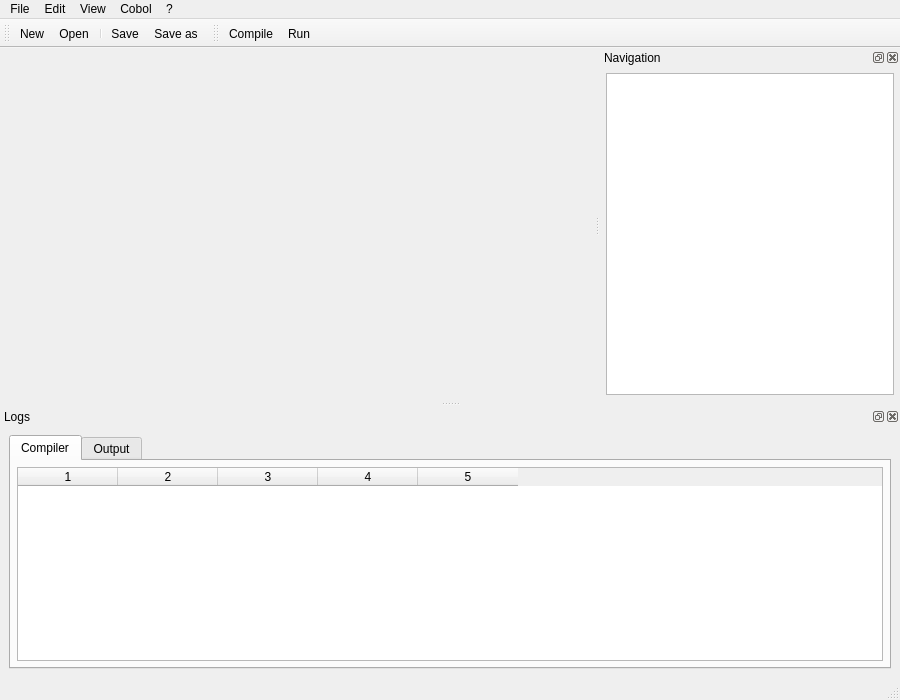
OpenCobolIDE/OpenCobolIDE, file oci/ui/ide.ui: the form before one commit.
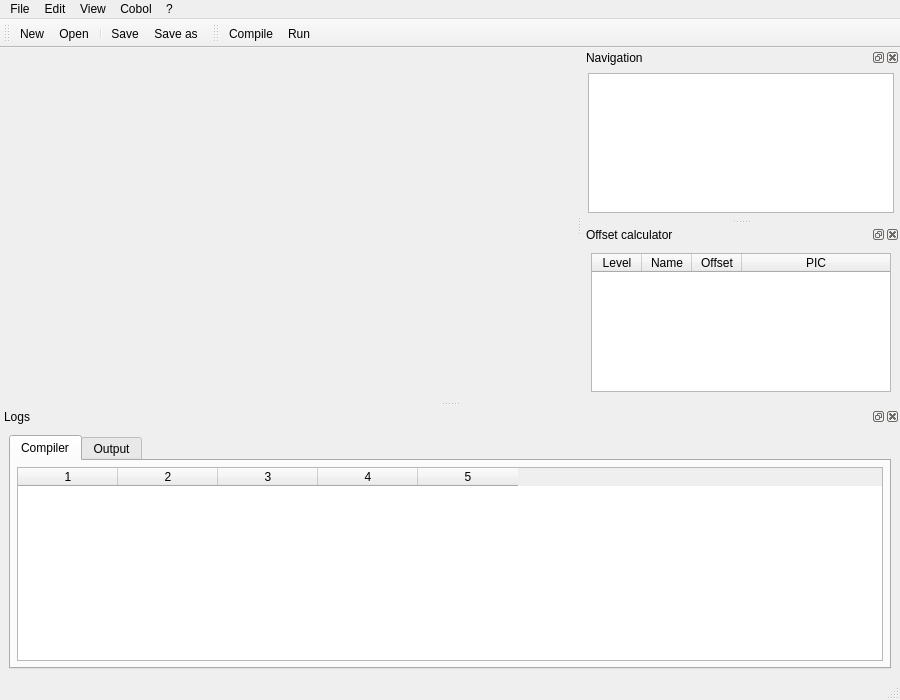
The form after the commit. Icons and pictures are not drawn. Custom widgets are drawn as their Qt base class.

Commit message: Add offsets calculator dock widget

```diff
--- a/oci/ui/ide.ui
+++ b/oci/ui/ide.ui
@@ -310,6 +310,75 @@
     </layout>
    </widget>
   </widget>
+  <widget class="QDockWidget" name="dockWidgetOffsets">
+   <property name="minimumSize">
+    <size>
+     <width>318</width>
+     <height>127</height>
+    </size>
+   </property>
+   <property name="windowTitle">
+    <string>Offset calculator</string>
+   </property>
+   <attribute name="dockWidgetArea">
+    <number>2</number>
+   </attribute>
+   <widget class="QWidget" name="dockWidgetContents_3">
+    <layout class="QGridLayout" name="gridLayout_8">
+     <item row="0" column="0">
+      <widget class="QTableWidget" name="tableWidgetOffsets">
+       <property name="minimumSize">
+        <size>
+         <width>300</width>
+         <height>0</height>
+        </size>
+       </property>
+       <property name="dragDropOverwriteMode">
+        <bool>false</bool>
+       </property>
+       <property name="showGrid">
+        <bool>true</bool>
+       </property>
+       <property name="sortingEnabled">
+        <bool>true</bool>
+       </property>
+       <attribute name="horizontalHeaderDefaultSectionSize">
+        <number>50</number>
+       </attribute>
+       <attribute name="horizontalHeaderShowSortIndicator" stdset="0">
+        <bool>true</bool>
+       </attribute>
+       <attribute name="horizontalHeaderStretchLastSection">
+        <bool>true</bool>
+       </attribute>
+       <attribute name="verticalHeaderVisible">
+        <bool>false</bool>
+       </attribute>
+       <column>
+        <property name="text">
+         <string>Level</string>
+        </property>
+       </column>
+       <column>
+        <property name="text">
+         <string>Name</string>
+        </property>
+       </column>
+       <column>
+        <property name="text">
+         <string>Offset</string>
+        </property>
+       </column>
+       <column>
+        <property name="text">
+         <string>PIC</string>
+        </property>
+       </column>
+      </widget>
+     </item>
+    </layout>
+   </widget>
+  </widget>
   <action name="actionQuit">
    <property name="icon">
     <iconset theme="window-close" resource="ide.qrc">
@@ -586,27 +655,27 @@
   </action>
  </widget>
  <customwidgets>
+  <customwidget>
+   <class>QHomeWidget</class>
+   <extends>QWidget</extends>
+   <header>pyqode.widgets</header>
+  </customwidget>
+  <customwidget>
+   <class>QInteractiveConsole</class>
+   <extends>QTextEdit</extends>
+   <header>pyqode.widgets</header>
+  </customwidget>
   <customwidget>
    <class>QCodeEditTabWidget</class>
    <extends>QTabWidget</extends>
    <header>pyqode.widgets</header>
    <container>1</container>
   </customwidget>
-  <customwidget>
-   <class>QHomeWidget</class>
-   <extends>QWidget</extends>
-   <header>pyqode.widgets</header>
-  </customwidget>
   <customwidget>
    <class>QErrorsTable</class>
    <extends>QTableWidget</extends>
    <header>pyqode.widgets</header>
   </customwidget>
-  <customwidget>
-   <class>QInteractiveConsole</class>
-   <extends>QTextEdit</extends>
-   <header>pyqode.widgets</header>
-  </customwidget>
  </customwidgets>
  <resources>
   <include location="ide.qrc"/>
```
The commit also changes 2 other files.
